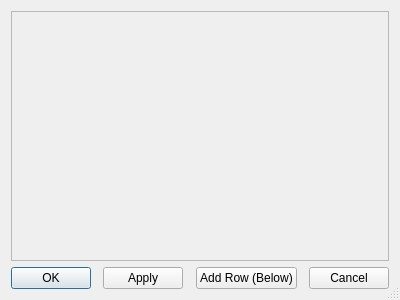
Above: mqt/MqtLogger/ScreenConfig.ui from Rsclub22/Minos2-Mirror before the change. Below: the same form after it.
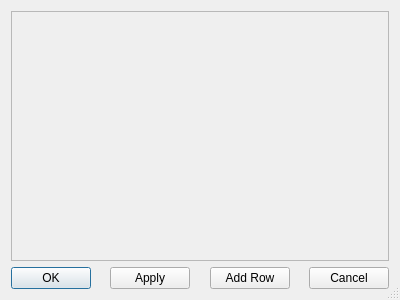
That is the form after the change.

Commit message: Make "add row" button visibility dependant on no rows in layout

```diff
--- a/mqt/MqtLogger/ScreenConfig.ui
+++ b/mqt/MqtLogger/ScreenConfig.ui
@@ -79,7 +79,7 @@
      <item>
       <widget class="QPushButton" name="addRowButton">
        <property name="text">
-        <string>Add Row (Below)</string>
+        <string>Add Row</string>
        </property>
       </widget>
      </item>
```
The commit also changes 1 other file.
